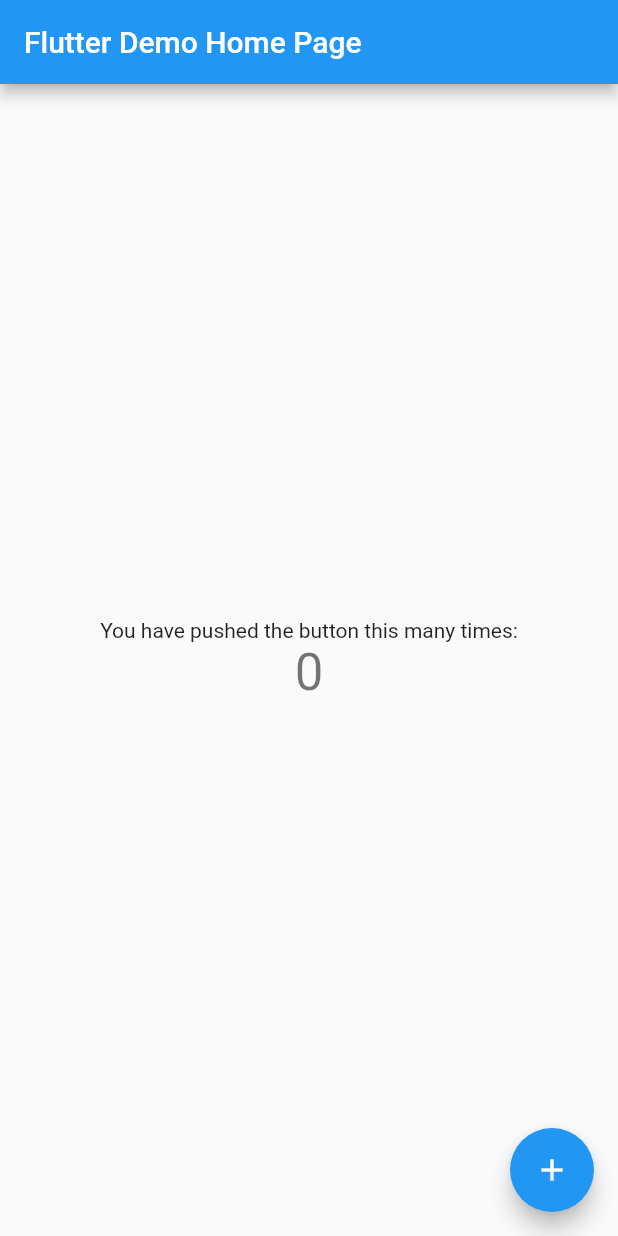
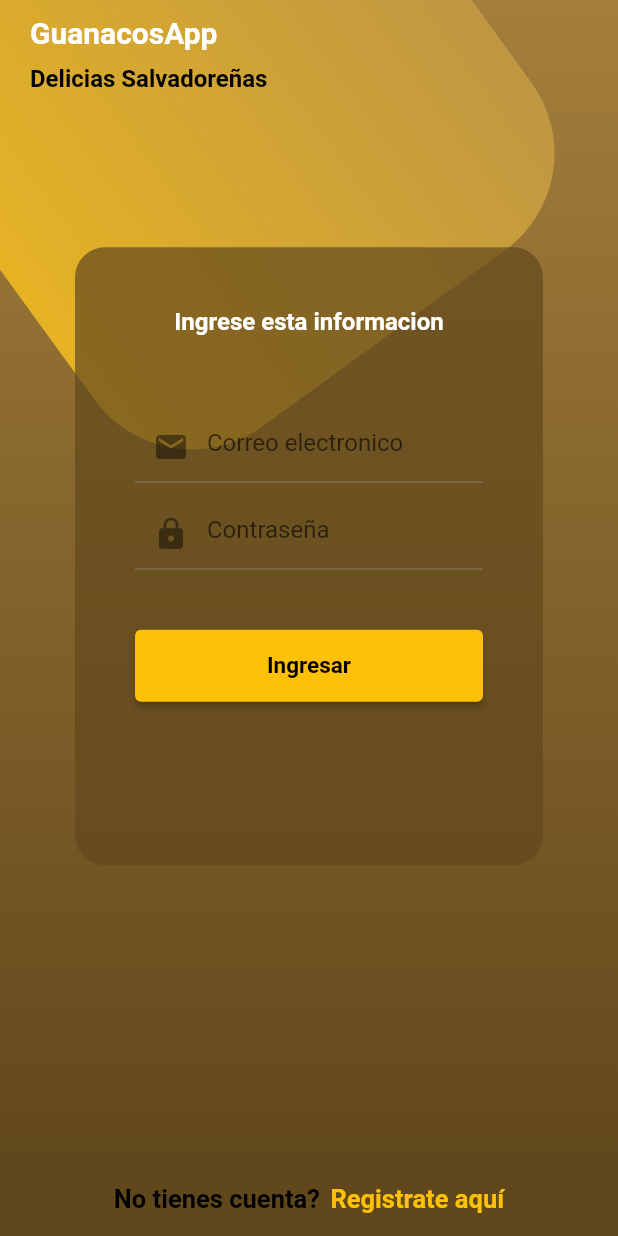
Before and after one commit to BodyBoardSS/okySystem, a Flutter app: the screen it shows after launch, on a phone screen of 412 x 824 dp. Run offline on Flutter 3.47's test engine with Material 2 defaults, Android fonts, the phone set to English and light mode, and no system bars; our stand-ins replace get; project files that could hold a hidden picture were left out.

Commit message:
Build Login and Register screem

```diff
--- a/guanacos_app/lib/main.dart
+++ b/guanacos_app/lib/main.dart
@@ -1,115 +1,53 @@
 import 'package:flutter/material.dart';
+import 'package:flutter/services.dart';
+import 'package:get/get.dart';
+
+import 'package:gunanacos_app/src/pages/login/login_page.dart';
+import 'package:gunanacos_app/src/pages/register/register_page.dart';
 
 void main() {
   runApp(const MyApp());
 }
 
-class MyApp extends StatelessWidget {
+class MyApp extends StatefulWidget {
   const MyApp({Key? key}) : super(key: key);
 
-  // This widget is the root of your application.
+  @override
+  State<MyApp> createState() => _MyAppState();
+}
+
+class _MyAppState extends State<MyApp> {
+  @override
+  void initState() {
+    super.initState();
+  }
   @override
   Widget build(BuildContext context) {
-    return MaterialApp(
-      title: 'Flutter Demo',
+    SystemChrome.setSystemUIOverlayStyle(SystemUiOverlayStyle.light);
+    return GetMaterialApp(
+      title: 'GuanacosApp',
+      debugShowCheckedModeBanner:false,
+      initialRoute: '/',
+      getPages: [
+          GetPage(name: '/', page: () => LoginPage()),
+          GetPage(name: '/register', page: () => RegisterPage())
+      ],
       theme: ThemeData(
-        // This is the theme of your application.
-        //
-        // Try running your application with "flutter run". You'll see the
-        // application has a blue toolbar. Then, without quitting the app, try
-        // changing the primarySwatch below to Colors.green and then invoke
-        // "hot reload" (press "r" in the console where you ran "flutter run",
-        // or simply save your changes to "hot reload" in a Flutter IDE).
-        // Notice that the counter didn't reset back to zero; the application
-        // is not restarted.
-        primarySwatch: Colors.blue,
+        primaryColor: Colors.amber,
+        colorScheme: ColorScheme(
+          brightness: Brightness.light,
+          primary: Colors.amber,
+          onPrimary: Colors.grey,
+          secondary: Colors.amberAccent,
+          onSecondary: Colors.grey,
+          error: Colors.grey,
+          onError: Colors.grey,
+          background: Colors.grey,
+          onBackground: Colors.grey,
+          surface: Colors.grey,
+          onSurface: Colors.grey)
       ),
-      home: const MyHomePage(title: 'Flutter Demo Home Page'),
+      navigatorKey: Get.key,
     );
   }
 }
-
-class MyHomePage extends StatefulWidget {
-  const MyHomePage({Key? key, required this.title}) : super(key: key);
-
-  // This widget is the home page of your application. It is stateful, meaning
-  // that it has a State object (defined below) that contains fields that affect
-  // how it looks.
-
-  // This class is the configuration for the state. It holds the values (in this
-  // case the title) provided by the parent (in this case the App widget) and
-  // used by the build method of the State. Fields in a Widget subclass are
-  // always marked "final".
-
-  final String title;
-
-  @override
-  State<MyHomePage> createState() => _MyHomePageState();
-}
-
-class _MyHomePageState extends State<MyHomePage> {
-  int _counter = 0;
-
-  void _incrementCounter() {
-    setState(() {
-      // This call to setState tells the Flutter framework that something has
-      // changed in this State, which causes it to rerun the build method below
-      // so that the display can reflect the updated values. If we changed
-      // _counter without calling setState(), then the build method would not be
-      // called again, and so nothing would appear to happen.
-      _counter++;
-    });
-  }
-
-  @override
-  Widget build(BuildContext context) {
-    // This method is rerun every time setState is called, for instance as done
-    // by the _incrementCounter method above.
-    //
-    // The Flutter framework has been optimized to make rerunning build methods
-    // fast, so that you can just rebuild anything that needs updating rather
-    // than having to individually change instances of widgets.
-    return Scaffold(
-      appBar: AppBar(
-        // Here we take the value from the MyHomePage object that was created by
-        // the App.build method, and use it to set our appbar title.
-        title: Text(widget.title),
-      ),
-      body: Center(
-        // Center is a layout widget. It takes a single child and positions it
-        // in the middle of the parent.
-        child: Column(
-          // Column is also a layout widget. It takes a list of children and
-          // arranges them vertically. By default, it sizes itself to fit its
-          // children horizontally, and tries to be as tall as its parent.
-          //
-          // Invoke "debug painting" (press "p" in the console, choose the
-          // "Toggle Debug Paint" action from the Flutter Inspector in Android
-          // Studio, or the "Toggle Debug Paint" command in Visual Studio Code)
-          // to see the wireframe for each widget.
-          //
-          // Column has various properties to control how it sizes itself and
-          // how it positions its children. Here we use mainAxisAlignment to
-          // center the children vertically; the main axis here is the vertical
-          // axis because Columns are vertical (the cross axis would be
-          // horizontal).
-          mainAxisAlignment: MainAxisAlignment.center,
-          children: <Widget>[
-            const Text(
-              'You have pushed the button this many times:',
-            ),
-            Text(
-              '$_counter',
-              style: Theme.of(context).textTheme.headline4,
-            ),
-          ],
-        ),
-      ),
-      floatingActionButton: FloatingActionButton(
-        onPressed: _incrementCounter,
-        tooltip: 'Increment',
-        child: const Icon(Icons.add),
-      ), // This trailing comma makes auto-formatting nicer for build methods.
-    );
-  }
-}
--- /dev/null
+++ b/guanacos_app/lib/src/pages/login/form_login.dart
@@ -0,0 +1,84 @@
+import 'package:flutter/material.dart';
+import 'package:get/get.dart';
+import 'package:gunanacos_app/src/pages/login/login_controller.dart';
+
+class FormLogin extends StatelessWidget {
+  LoginController con = Get.put(LoginController());
+
+  @override
+  Widget build(BuildContext context) {
+    return Container(
+      margin: EdgeInsets.only(
+          top: MediaQuery.of(context).size.height * 0.20, left: 50, right: 50),
+      height: MediaQuery.of(context).size.height * 0.50,
+      width: MediaQuery.of(context).size.height * 1,
+      decoration: BoxDecoration(
+          color: Color.fromRGBO(97, 72, 28, 0.7),
+          borderRadius: BorderRadius.circular(20)),
+      child: SingleChildScrollView(
+        child: Column(
+          children: [
+            _txtYourInfo(),
+            _txtFieldEmail(),
+            SizedBox(
+              height: 10,
+            ),
+            _txtFieldPassword(),
+            _buttonLogin()
+          ],
+        ),
+      ),
+    );
+  }
+
+  Widget _txtYourInfo() {
+    return Container(
+        margin: EdgeInsets.only(top: 40, bottom: 50),
+        child: Text('Ingrese esta informacion',
+            style: TextStyle(
+                fontSize: 16,
+                color: Colors.white,
+                fontWeight: FontWeight.bold)));
+  }
+
+  Widget _txtFieldEmail() {
+    return Container(
+      margin: EdgeInsets.symmetric(horizontal: 40),
+      child: TextField(
+        controller: con.emailController,
+        keyboardType: TextInputType.emailAddress,
+        decoration: InputDecoration(
+            hintText: 'Correo electronico', prefixIcon: Icon(Icons.email)),
+      ),
+    );
+  }
+
+  Widget _txtFieldPassword() {
+    return Container(
+      margin: EdgeInsets.symmetric(horizontal: 40),
+      child: TextField(
+        controller: con.passwordController,
+        keyboardType: TextInputType.text,
+        obscureText: true,
+        decoration: InputDecoration(
+            hintText: 'Contraseña', prefixIcon: Icon(Icons.lock)),
+      ),
+    );
+  }
+
+  Widget _buttonLogin() {
+    return Container(
+      width: double.infinity,
+      margin: EdgeInsets.symmetric(horizontal: 40, vertical: 40),
+      child: ElevatedButton(
+          onPressed: () => con.login(),
+          style: ElevatedButton.styleFrom(
+              padding: EdgeInsets.symmetric(vertical: 15)),
+          child: Text(
+            'Ingresar',
+            style: TextStyle(
+                color: Colors.black, fontWeight: FontWeight.bold, fontSize: 15),
+          )),
+    );
+  }
+}
--- /dev/null
+++ b/guanacos_app/lib/src/pages/login/login_controller.dart
@@ -0,0 +1,41 @@
+import 'package:flutter/cupertino.dart';
+import 'package:get/get.dart';
+
+class LoginController extends GetxController{
+
+  TextEditingController emailController = TextEditingController();
+  TextEditingController passwordController = TextEditingController();
+
+  void goToRegisterPage() {
+    Get.toNamed('/register');
+  }
+
+  void login(){
+    String email = emailController.text.trim();
+    String password = passwordController.text.trim();
+
+    if(isValidForm(email, password)){
+      //Ready to call service
+    }
+  }
+
+  bool isValidForm(String email, String password){
+
+    if(email.isEmpty) {
+      Get.snackbar("Datos fallidos", 'Debe ingresar un correo');
+      return false;
+    }
+
+    if(!GetUtils.isEmail(email)) {
+      Get.snackbar("Datos fallidos", 'Debe ingresar un correo valido');
+      return false;
+    }
+
+    if(password.isEmpty) {
+      Get.snackbar("Datos fallidos", 'Debe ingresar una contraseña');
+      return false;
+    }
+
+    return true;
+  }
+}
--- /dev/null
+++ b/guanacos_app/lib/src/pages/login/login_page.dart
@@ -0,0 +1,65 @@
+import 'package:flutter/material.dart';
+import 'package:get/get.dart';
+
+import 'package:gunanacos_app/src/pages/login/login_controller.dart';
+
+import 'package:gunanacos_app/src/widgets/background.dart';
+import 'package:gunanacos_app/src/pages/login/form_login.dart';
+import 'package:gunanacos_app/src/widgets/title_page.dart';
+
+class LoginPage extends StatelessWidget {
+
+  LoginController loginController = Get.put(LoginController());
+
+  @override
+  Widget build(BuildContext context) {
+    return Scaffold(
+      bottomNavigationBar: Container(
+          height: 50,
+          child: _textDontHaveAccount(),
+          decoration: BoxDecoration(
+              color: Color(0xff61481C),
+              border: Border.all(color: Color(0xff61481C), width: 0.0))),
+      body: Stack(
+        children: [Background(), _HomeBody(), FormLogin()],
+      ),
+    );
+  }
+
+  Widget _textDontHaveAccount() {
+    return Row(
+      mainAxisAlignment: MainAxisAlignment.center,
+      children: [
+        Text(
+          'No tienes cuenta?',
+          style: TextStyle(
+              color: Colors.black, fontSize: 17, fontWeight: FontWeight.bold),
+        ),
+        SizedBox(
+          width: 7,
+        ),
+        GestureDetector(
+          onTap: () => loginController.goToRegisterPage(),
+          child: Text('Registrate aquí',
+              style: TextStyle(
+                  color: Colors.amber,
+                  fontWeight: FontWeight.bold,
+                  fontSize: 17)))
+      ],
+    );
+  }
+}
+
+class _HomeBody extends StatelessWidget {
+  @override
+  Widget build(BuildContext context) {
+    return Container(
+      child: Column(
+        children: [
+          //Titulos
+          TitlePage()
+        ],
+      ),
+    );
+  }
+}
--- /dev/null
+++ b/guanacos_app/lib/src/widgets/background.dart
@@ -0,0 +1,53 @@
+import 'dart:math';
+
+import 'package:flutter/material.dart';
+
+class Background extends StatelessWidget {
+  @override
+  Widget build(BuildContext context) {
+    var boxDecoration = const BoxDecoration(
+        gradient: LinearGradient(
+            begin: Alignment.topCenter,
+            end: Alignment.bottomCenter,
+            colors: [
+          Color(0xffA47E3B),
+          Color(0xff61481C),
+        ]));
+
+    return Stack(
+      children: [
+        Container( decoration: boxDecoration),
+        const Positioned(
+          top: -100,
+          left: -30,
+          child: _PinkBox()
+        )
+      ],
+    );
+  }
+}
+
+class _PinkBox extends StatelessWidget {
+  const _PinkBox({Key? key}) : super(key: key);
+
+  @override
+  Widget build(BuildContext context) {
+    return Transform.rotate(
+      angle: -pi /5,
+      child: Container(
+        width: 360,
+        height: 360,
+        decoration: BoxDecoration(
+          borderRadius: BorderRadius.circular(80),
+          gradient: const LinearGradient(
+              colors: [
+                Color.fromRGBO(230, 179, 37, 1),
+                Color.fromRGBO(191, 151, 66,1)
+              ]
+          )
+          ,
+        ),
+      ),
+    );
+  }
+}
--- /dev/null
+++ b/guanacos_app/lib/src/widgets/title_page.dart
@@ -0,0 +1,22 @@
+import 'package:flutter/material.dart';
+
+class TitlePage extends StatelessWidget {
+
+  @override
+  Widget build(BuildContext context) {
+    return SafeArea(
+      bottom:false,
+      child: Container(
+        margin: EdgeInsets.symmetric(horizontal: 20, vertical: 10),
+        child: Column(
+          crossAxisAlignment: CrossAxisAlignment.start,
+          children: [
+            Text('GuanacosApp', style: TextStyle(fontSize:20, fontWeight: FontWeight.bold, color: Colors.white)),
+            SizedBox(height: 10,),
+            Text('Delicias Salvadoreñas', style: TextStyle(fontSize:16,fontWeight: FontWeight.bold, color: Colors.black))
+          ],
+        ),
+      ),
+    );
+  }
+}
```
Also changed, not shown: guanacos_app/lib/src/pages/register/form_register.dart (added, +166 -0 lines), guanacos_app/lib/src/pages/register/register_controller.dart (added, +74 -0 lines), guanacos_app/lib/src/pages/register/register_page.dart (added, +19 -0 lines), guanacos_app/pubspec.yaml (+4 -3 lines), guanacos_app/assets/img/user_profile.png (added), guanacos_app/pubspec.lock, 1 other file.
